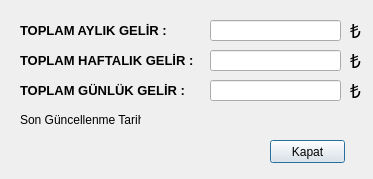
ydcpp/ParkingLotManagement, file forms/totalincomes.ui: the form before one commit.
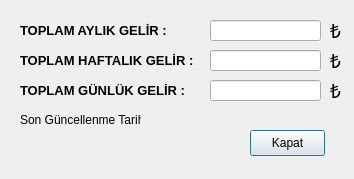
The form after the commit.

Patch:
```diff
--- a/forms/totalincomes.ui
+++ b/forms/totalincomes.ui
@@ -6,7 +6,7 @@
    <rect>
     <x>0</x>
     <y>0</y>
-    <width>373</width>
+    <width>354</width>
     <height>179</height>
    </rect>
   </property>
@@ -78,7 +78,7 @@
     <rect>
      <x>210</x>
      <y>20</y>
-     <width>131</width>
+     <width>111</width>
      <height>21</height>
     </rect>
    </property>
@@ -99,7 +99,7 @@
     <rect>
      <x>210</x>
      <y>50</y>
-     <width>131</width>
+     <width>111</width>
      <height>21</height>
     </rect>
    </property>
@@ -120,7 +120,7 @@
     <rect>
      <x>210</x>
      <y>80</y>
-     <width>131</width>
+     <width>111</width>
      <height>21</height>
     </rect>
    </property>
@@ -154,7 +154,7 @@
     <rect>
      <x>150</x>
      <y>110</y>
-     <width>201</width>
+     <width>181</width>
      <height>20</height>
     </rect>
    </property>
@@ -165,7 +165,7 @@
   <widget class="QLabel" name="label_5">
    <property name="geometry">
     <rect>
-     <x>350</x>
+     <x>330</x>
      <y>20</y>
      <width>16</width>
      <height>20</height>
@@ -185,7 +185,7 @@
   <widget class="QLabel" name="label_6">
    <property name="geometry">
     <rect>
-     <x>350</x>
+     <x>330</x>
      <y>50</y>
      <width>16</width>
      <height>20</height>
@@ -205,7 +205,7 @@
   <widget class="QLabel" name="label_7">
    <property name="geometry">
     <rect>
-     <x>350</x>
+     <x>330</x>
      <y>80</y>
      <width>16</width>
      <height>20</height>
@@ -225,16 +225,35 @@
   <widget class="QPushButton" name="pushButton_close">
    <property name="geometry">
     <rect>
-     <x>270</x>
-     <y>140</y>
+     <x>250</x>
+     <y>130</y>
      <width>75</width>
-     <height>23</height>
+     <height>26</height>
     </rect>
    </property>
    <property name="text">
     <string>Kapat</string>
    </property>
   </widget>
+  <widget class="QLabel" name="label_error">
+   <property name="geometry">
+    <rect>
+     <x>10</x>
+     <y>160</y>
+     <width>331</width>
+     <height>16</height>
+    </rect>
+   </property>
+   <property name="styleSheet">
+    <string notr="true">color:red;</string>
+   </property>
+   <property name="text">
+    <string/>
+   </property>
+   <property name="wordWrap">
+    <bool>true</bool>
+   </property>
+  </widget>
  </widget>
  <resources/>
  <connections/>
```
